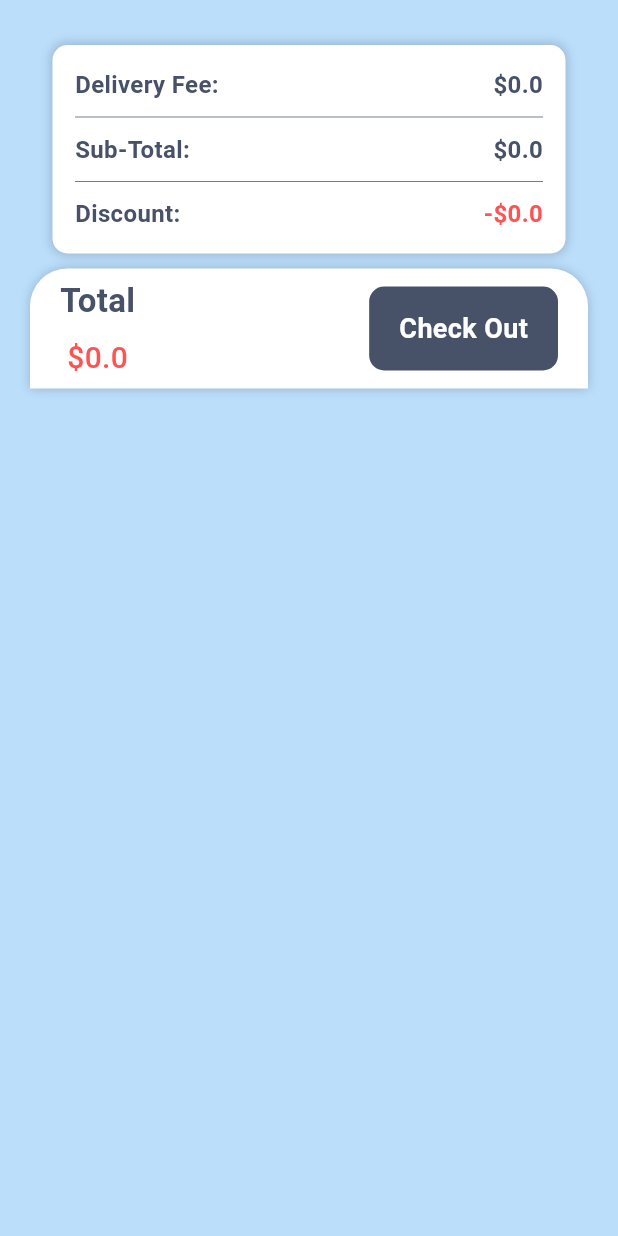
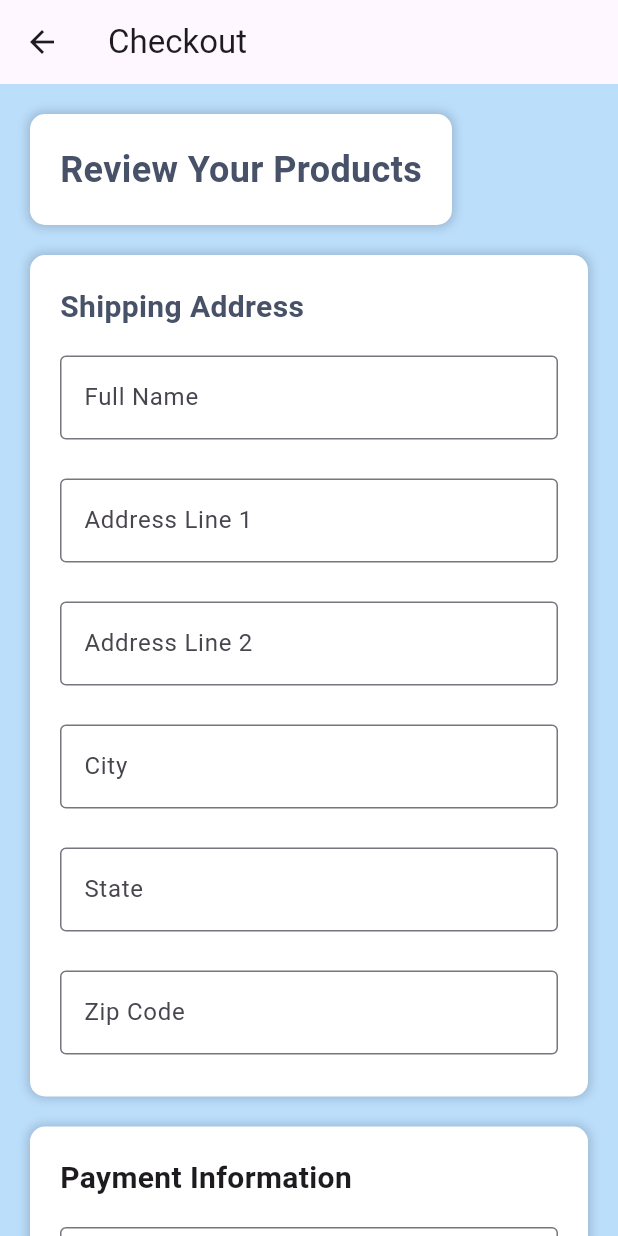
Before and after one commit to sophieLe256/mobile_final_app_project, a Flutter app: the BottomCartSheet widget shown alone on an empty page, opened directly, after a tap on "Check Out", on a phone screen of 412 x 824 dp. Run offline on Flutter 3.47's test engine with Material 3 defaults, Android fonts, the phone set to English and light mode, and no system bars; our stand-ins replace badges, bloc, cloud_firestore, equatable, firebase_auth, firebase_core and 3 more; accounts and stored records are empty; network calls fail.

Commit message:
add checkout page, fix item add to cart

```diff
--- /dev/null
+++ b/lib/pages/checkout_page.dart
@@ -0,0 +1,196 @@
+import 'package:flutter/material.dart';
+import 'package:flutter/material.dart';
+
+class CheckoutScreen extends StatelessWidget {
+  @override
+  Widget build(BuildContext context) {
+    return Scaffold(
+      appBar: AppBar(
+        title: Text('Checkout'),
+      ),
+      body: SingleChildScrollView(
+        padding: const EdgeInsets.all(20.0),
+        child: Column(
+          crossAxisAlignment: CrossAxisAlignment.start,
+          children: [
+            Container(
+              decoration: BoxDecoration(
+                color: Colors.white,
+                borderRadius: BorderRadius.circular(10),
+                boxShadow: [
+                  BoxShadow(
+                    color: const Color(0xFF475269).withOpacity(0.3),
+                    blurRadius: 5,
+                    spreadRadius: 1,
+                  ),
+                ],
+              ),
+              padding: const EdgeInsets.all(20),
+              child: Column(
+                crossAxisAlignment: CrossAxisAlignment.start,
+                children: [
+                  Text(
+                    'Review Your Products',
+                    style: TextStyle(
+                      fontSize: 24,
+                      fontWeight: FontWeight.bold,
+                      color: Color(0xFF475269),
+                    ),
+                  ),
+                  // Add the necessary widgets for product review here
+                  // ...
+                ],
+              ),
+            ),
+
+            // Product Review Section
+            // Add widgets to display reviewed products here
+
+            SizedBox(height: 20),
+
+            Container(
+              decoration: BoxDecoration(
+                color: Colors.white,
+                borderRadius: BorderRadius.circular(10),
+                boxShadow: [
+                  BoxShadow(
+                    color: const Color(0xFF475269).withOpacity(0.3),
+                    blurRadius: 5,
+                    spreadRadius: 1,
+                  ),
+                ],
+              ),
+              padding: const EdgeInsets.all(20),
+              child: Column(
+                crossAxisAlignment: CrossAxisAlignment.start,
+                children: [
+                  Text(
+                    'Shipping Address',
+                    style: TextStyle(
+                      fontSize: 20,
+                      fontWeight: FontWeight.bold,
+                      color: Color(0xFF475269),
+                    ),
+                  ),
+                  SizedBox(height: 10),
+                  // Shipping Address Input Fields
+                  buildTextField('Full Name'),
+                  SizedBox(height: 10),
+                  buildTextField('Address Line 1'),
+                  SizedBox(height: 10),
+                  buildTextField('Address Line 2'),
+                  SizedBox(height: 10),
+                  buildTextField('City'),
+                  SizedBox(height: 10),
+                  buildTextField('State'),
+                  SizedBox(height: 10),
+                  buildTextField('Zip Code'),
+                ],
+              ),
+            ),
+
+            SizedBox(height: 20),
+
+            Container(
+              decoration: BoxDecoration(
+                color: Colors.white,
+                borderRadius: BorderRadius.circular(10),
+                boxShadow: [
+                  BoxShadow(
+                    color: const Color(0xFF475269).withOpacity(0.3),
+                    blurRadius: 5,
+                    spreadRadius: 1,
+                  ),
+                ],
+              ),
+              padding: const EdgeInsets.all(20),
+              child: Column(
+                crossAxisAlignment: CrossAxisAlignment.start,
+                children: [
+                  Text(
+                    'Payment Information',
+                    style: TextStyle(
+                      fontSize: 20,
+                      fontWeight: FontWeight.bold,
+                    ),
+                  ),
+                  SizedBox(height: 10),
+                  // Payment Information Input Fields
+                  buildTextField('Name on Card'),
+                  SizedBox(height: 10),
+                  buildTextField('Card Number'),
+                  Row(
+                    mainAxisAlignment: MainAxisAlignment.spaceBetween,
+                    children: [
+                      Expanded(
+                        flex: 2,
+                        child: buildTextField('Expiration Date'),
+                      ),
+                      SizedBox(width: 20),
+                      Expanded(
+                        flex: 1,
+                        child: buildTextField('CVC'),
+                      ),
+                    ],
+                  ),
+                  SizedBox(height: 20),
+                  Row(
+                    mainAxisAlignment: MainAxisAlignment.spaceBetween,
+                    children: [
+                      Text(
+                        'Total',
+                        style: TextStyle(
+                          fontSize: 22,
+                          fontWeight: FontWeight.bold,
+                        ),
+                      ),
+                      // Display the total amount here
+                      Text(
+                        '\$500.00', // Replace with the actual total amount
+                        style: TextStyle(
+                          fontSize: 22,
+                          color: Colors.redAccent,
+                          fontWeight: FontWeight.bold,
+                        ),
+                      ),
+                    ],
+                  ),
+                ],
+              ),
+            ),
+
+            SizedBox(height: 30),
+
+            Center(
+              child: ElevatedButton(
+                onPressed: () {
+                  // Implement logic for checkout here
+                  // This button can trigger the payment process
+                },
+                child: Padding(
+                  padding: const EdgeInsets.all(16.0),
+                  child: Text(
+                    'Complete Purchase',
+                    style: TextStyle(fontSize: 18, color: Color(0xFF475269)),
+                  ),
+                ),
+              ),
+            ),
+          ],
+        ),
+      ),
+    );
+  }
+
+  Widget buildTextField(String labelText) {
+    return Padding(
+      padding: const EdgeInsets.symmetric(vertical: 8.0),
+      child: TextFormField(
+        decoration: InputDecoration(
+          labelText: labelText,
+          border: OutlineInputBorder(),
+        ),
+      ),
+    );
+  }
+}
--- a/lib/product/DUMMY_PRODUCTS.dart
+++ b/lib/product/DUMMY_PRODUCTS.dart
@@ -86,7 +86,7 @@ class Product extends Equatable {
 
   static List<Product> products = [
     Product(
-      name: 'Air Jordan 1 Navy',
+      name: 'Air Jordan 1',
       category: "Men",
       img: "assets/1.png",
       price: 90,
@@ -102,7 +102,7 @@ class Product extends Equatable {
       cart: [],
     ),
     Product(
-      name: 'Air Jordan 1 Mid SE',
+      name: 'Air Jordan 1',
       category: "Men",
       img: "assets/2.png",
       price: 135,
@@ -166,7 +166,7 @@ class Product extends Equatable {
       cart: [],
     ),
     Product(
-      name: 'Nike Court Borough Low',
+      name: 'Nike Court Low',
       category: "Men",
       img: "assets/6.png",
       price: 80,
--- a/lib/widgets/BottomCartSheet.dart
+++ b/lib/widgets/BottomCartSheet.dart
@@ -7,6 +7,8 @@ import 'package:flutter_bloc/flutter_bloc.dart';
 import 'package:mobile_app_project/pages/itemPage.dart';
 import 'package:mobile_app_project/product/DUMMY_PRODUCTS.dart';
 import 'package:mobile_app_project/product/bloc/product_bloc.dart';
+
+import '../pages/checkout_page.dart';
 
 // Bottom Cart Sheet
 
@@ -19,9 +21,13 @@ class _BottomCartSheetState extends State<BottomCartSheet> {
   @override
   Widget build(BuildContext context) {
     ///get data
-    void checkoutFunction() {
-      print("checkout function");
-    }
+  void checkoutFunction() {
+  // Navigate to the checkout screenq
+  Navigator.push(
+    context,
+    MaterialPageRoute(builder: (context) => CheckoutScreen()),
+  );
+}
 
     List<Product> cartList = [];
 
@@ -78,7 +84,7 @@ class _BottomCartSheetState extends State<BottomCartSheet> {
                     child: SingleChildScrollView(
                       child: Column(
                         children: [
-                          for (int i = 1; i < cartList.length; i++)
+                          for (int i = 0; i < cartList.length; i++)
                             Container(
                               margin: const EdgeInsets.symmetric(
                                   vertical: 10, horizontal: 15),
```
